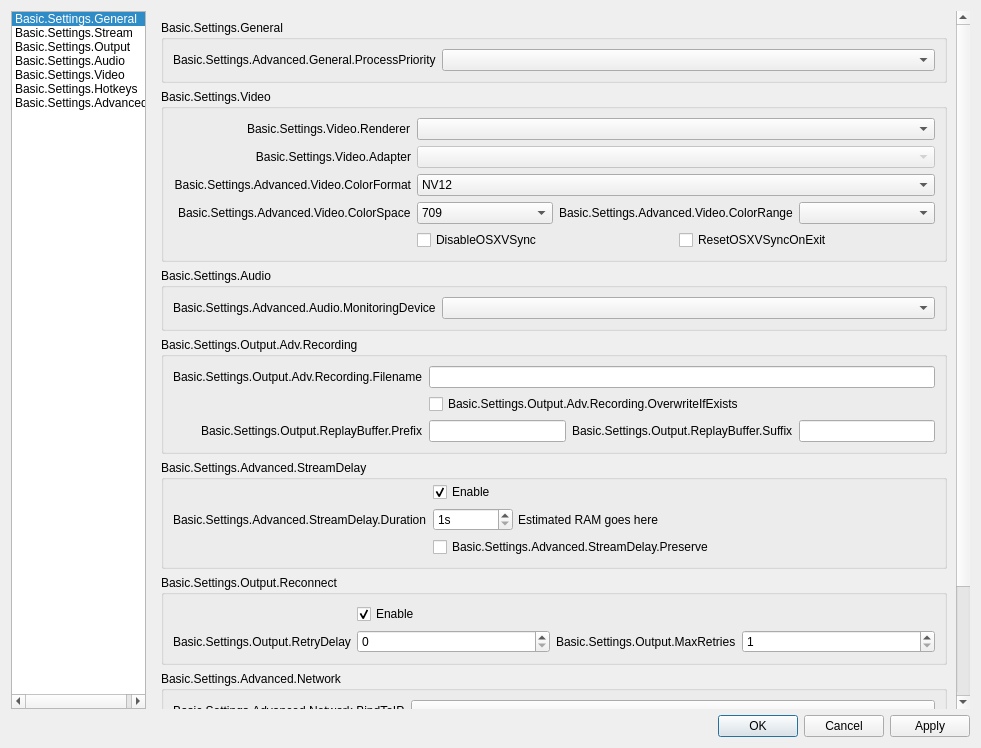
Before: the Qt Designer form UI/forms/OBSBasicSettings.ui in obsproject/obs-studio, drawn with Qt 5.
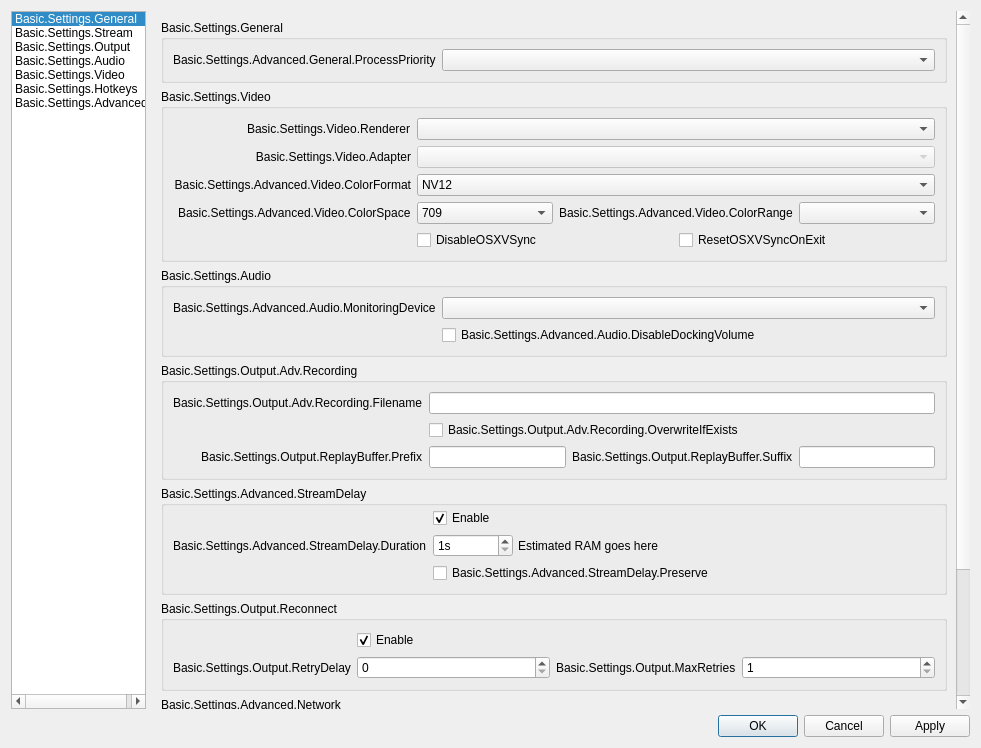
After: the same form once the commit is applied. The open tabs and pages were chosen to show the change. Icons and pictures are not drawn.

Commit message:
UI: Add option to disable docking volume
System do not reduce OBS Studio volume when use communication app.

Diff of the .ui file:
```diff
--- a/UI/forms/OBSBasicSettings.ui
+++ b/UI/forms/OBSBasicSettings.ui
@@ -3755,6 +3755,13 @@
                    <item row="0" column="1">
                     <widget class="QComboBox" name="monitoringDevice"/>
                    </item>
+                   <item row="1" column="1">
+                    <widget class="QCheckBox" name="disableDockingVolume">
+                     <property name="text">
+                      <string>Basic.Settings.Advanced.Audio.DisableDockingVolume</string>
+                     </property>
+                    </widget>
+                   </item>
                   </layout>
                  </widget>
                 </item>
```
The commit also changes 5 other files.
